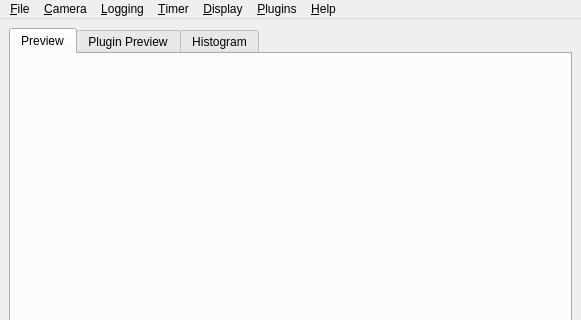
First picture: the form in src/gui/camera_window.ui, repository janelia-idf/bias, before the edit; both pictures show x 0 to 581 and y 0 to 320 of the 581 by 479 pixel window.
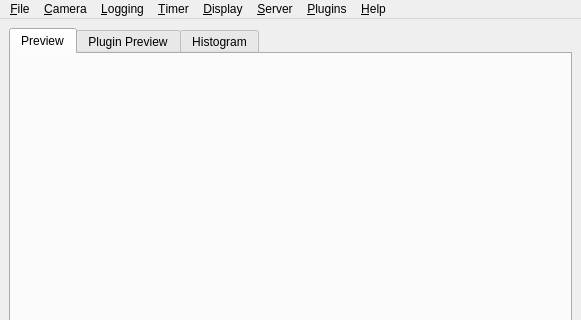
Second picture: the form after the edit.

Commit message: Created simple http server based on QTcpServer for controlling aquisition from an external process.

Diff of the .ui file:
```diff
--- a/src/gui/camera_window.ui
+++ b/src/gui/camera_window.ui
@@ -348,11 +348,19 @@
     <addaction name="separator"/>
     <addaction name="actionNoPluginsFoundPtr_"/>
    </widget>
+   <widget class="QMenu" name="menuServerPtr_">
+    <property name="title">
+     <string>&amp;Server</string>
+    </property>
+    <addaction name="actionServerEnabledPtr_"/>
+    <addaction name="actionServerSettingsPtr_"/>
+   </widget>
    <addaction name="menuFile"/>
    <addaction name="menuCameraPtr_"/>
    <addaction name="menuLoggingPtr_"/>
    <addaction name="menuTimerPtr_"/>
    <addaction name="menuDisplayPtr_"/>
+   <addaction name="menuServerPtr_"/>
    <addaction name="menuPluginsPtr_"/>
    <addaction name="menuHelpPtr_"/>
   </widget>
```
Left out of the diff: 13 changed lines with no effect on the pictures. The commit also changes 6 other files.
